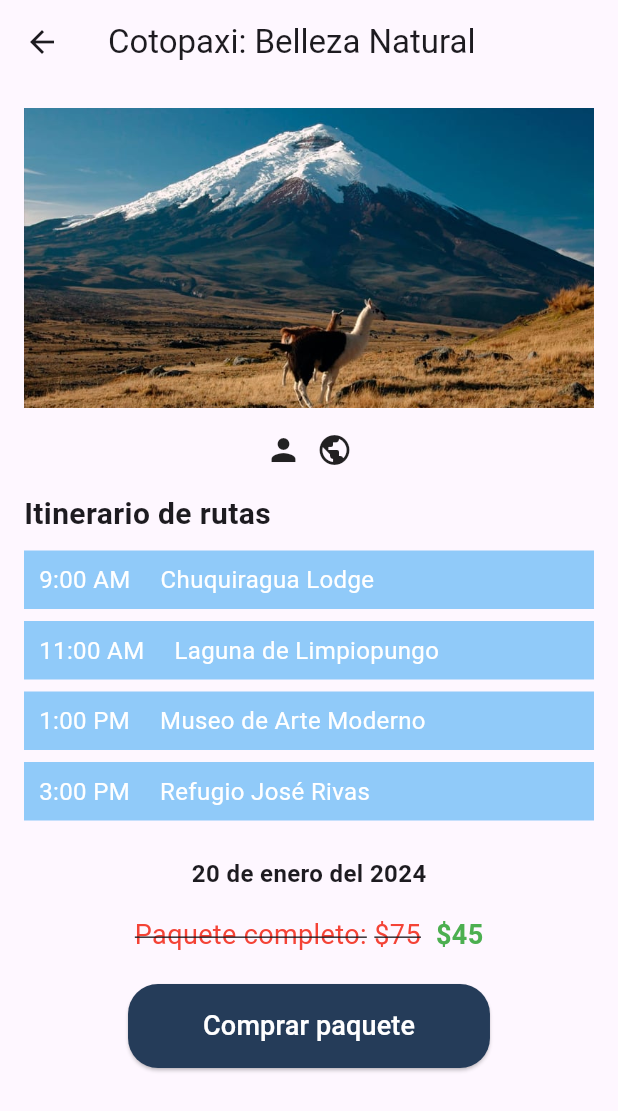
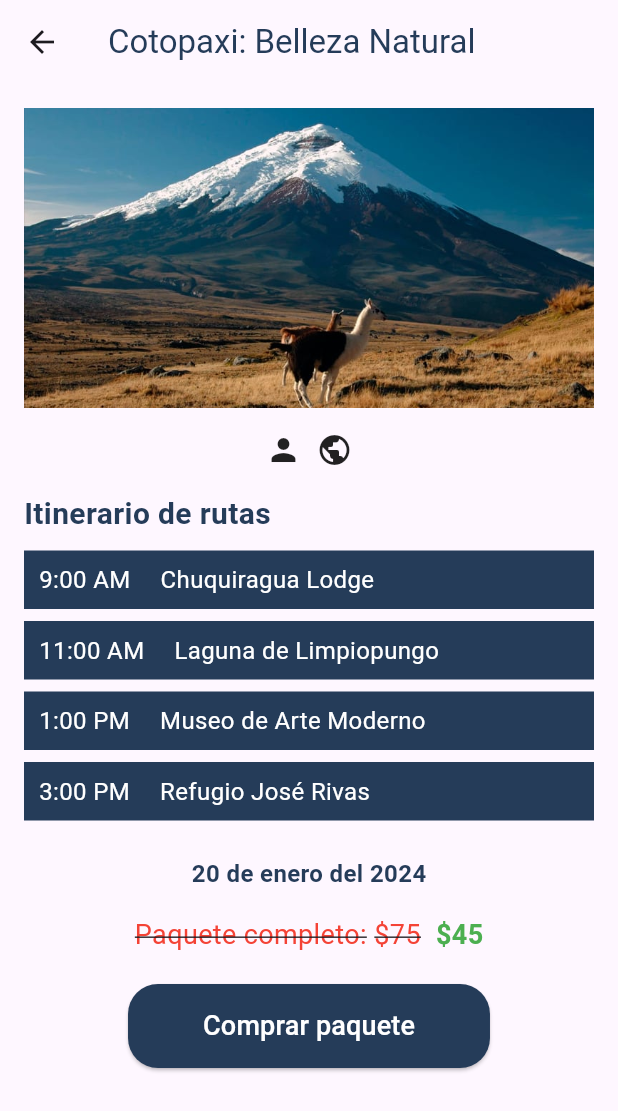
Before and after one commit to RobertoPatino1/T6_SoftEng2_Front, a Flutter app: the screen it shows after launch, after a tap on "Ver itinerario de ruta", on a phone screen of 412 x 824 dp. Shown: the top 1111 px of the screen. Run offline on Flutter 3.47's test engine with Material 3 defaults, Android fonts, the phone set to English and light mode, and no system bars.

Commit message:
se ha creado la pantalla crear ruta 2 y se actualizo la pantalla itinerarioRuta

```diff
--- a/share_your_route_front/lib/itinerarioRuta.dart
+++ b/share_your_route_front/lib/itinerarioRuta.dart
@@ -1,3 +1,4 @@
+
 import 'package:flutter/material.dart';
 
 class ItinerarioRuta extends StatelessWidget {
@@ -13,7 +14,7 @@ class ItinerarioRuta extends StatelessWidget {
             Navigator.pop(context);
           },
         ),
-        title: const Text('Cotopaxi: Belleza Natural'),
+        title: Text('Cotopaxi: Belleza Natural', style: TextStyle(color: Color.fromRGBO(37, 60, 89, 1))),
       ),
       body: SingleChildScrollView(
         child: Padding(
@@ -23,7 +24,7 @@ class ItinerarioRuta extends StatelessWidget {
             children: [
               Center(
                 child: Image.asset(
-                  'asset/images/cotopaxi.jpg', // Verifica que esta ruta sea correcta y que la imagen exista
+                  'asset/images/cotopaxi.jpg', // Ensure the image path is correct
                   width: double.infinity,
                   height: 200,
                   fit: BoxFit.cover,
@@ -39,9 +40,9 @@ class ItinerarioRuta extends StatelessWidget {
                 ],
               ),
               const SizedBox(height: 16),
-              const Text(
+              Text(
                 'Itinerario de rutas',
-                style: TextStyle(fontSize: 20, fontWeight: FontWeight.bold),
+                style: TextStyle(fontSize: 20, fontWeight: FontWeight.bold, color: Color.fromRGBO(37, 60, 89, 1)),
               ),
               const SizedBox(height: 10),
               ItineraryItem(time: '9:00 AM', description: 'Chuquiragua Lodge'),
@@ -49,10 +50,10 @@ class ItinerarioRuta extends StatelessWidget {
               ItineraryItem(time: '1:00 PM', description: 'Museo de Arte Moderno'),
               ItineraryItem(time: '3:00 PM', description: 'Refugio José Rivas'),
               const SizedBox(height: 16),
-              const Center(
+              Center(
                 child: Text(
                   '20 de enero del 2024',
-                  style: TextStyle(fontSize: 16, fontWeight: FontWeight.bold),
+                  style: TextStyle(fontSize: 16, fontWeight: FontWeight.bold, color: Color.fromRGBO(37, 60, 89, 1)),
                 ),
               ),
               const SizedBox(height: 16),
@@ -91,14 +92,14 @@ class ItinerarioRuta extends StatelessWidget {
               Center(
                 child: ElevatedButton(
                   style: ElevatedButton.styleFrom(
-                    backgroundColor: const Color.fromRGBO(37, 60, 89, 1),
+                    backgroundColor: Color.fromARGB(255, 37, 60, 89),
                     padding: const EdgeInsets.symmetric(horizontal: 50, vertical: 15),
                     shape: RoundedRectangleBorder(
                       borderRadius: BorderRadius.circular(20),
                     ),
                   ),
                   onPressed: () {
-                    // Acción para comprar el paquete
+                    // Action to buy the package
                   },
                   child: const Text(
                     'Comprar paquete',
@@ -126,20 +127,20 @@ class ItineraryItem extends StatelessWidget {
   @override
   Widget build(BuildContext context) {
     return Container(
-      color: Colors.blue[200],  // Cambia este color según el tono exacto de azul que necesites
+      color: const Color.fromARGB(255, 37, 60, 89),
       padding: const EdgeInsets.symmetric(vertical: 8.0, horizontal: 10.0),
       margin: const EdgeInsets.only(bottom: 8.0),
       child: Row(
         children: [
           Text(
             time,
-            style: const TextStyle(fontSize: 16, color: Colors.white),  // Cambia el color del texto si es necesario
+            style: const TextStyle(fontSize: 16, color: Colors.white),
           ),
           const SizedBox(width: 20),
           Expanded(
             child: Text(
               description,
-              style: const TextStyle(fontSize: 16, color: Colors.white),  // Cambia el color del texto si es necesario
+              style: const TextStyle(fontSize: 16, color: Colors.white),
             ),
           ),
         ],
--- a/share_your_route_front/lib/main.dart
+++ b/share_your_route_front/lib/main.dart
@@ -3,6 +3,7 @@
 import 'package:flutter/material.dart';
 import 'package:share_your_route_front/home.dart';
 import 'package:share_your_route_front/itinerarioRuta.dart';
+import 'package:share_your_route_front/createRoute2.dart';
 
 void main() => runApp(MaterialApp(
       debugShowCheckedModeBanner: false,
@@ -13,6 +14,7 @@ class LoginPage extends StatefulWidget {
   @override
   _LoginPageState createState() => _LoginPageState();
 }
+
 
 class _LoginPageState extends State<LoginPage> {
   @override
@@ -113,6 +115,21 @@ class _LoginPageState extends State<LoginPage> {
                     ),
                   ),
                 ),
+                  TextButton(
+                  onPressed: () {
+                    Navigator.push(
+                      context,
+                      MaterialPageRoute(builder: (_) => CreateRoute2()),
+                    );
+                  },
+                  child: Text(
+                    'Crear ruta nueva',
+                    style: TextStyle(
+                      color: Color.fromRGBO(37, 60, 89, 1),
+                      fontSize: 15,
+                    ),
+                  ),
+                ),
                 Text('Usuario nuevo? Crea una cuenta'),
               ],
             ),
```
Also changed, not shown: share_your_route_front/lib/createRoute2.dart (added, +137 -0 lines), 1 other file.
